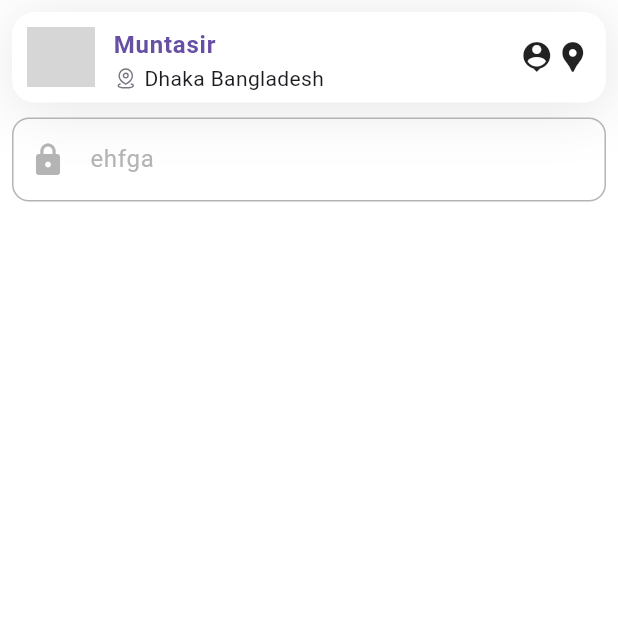
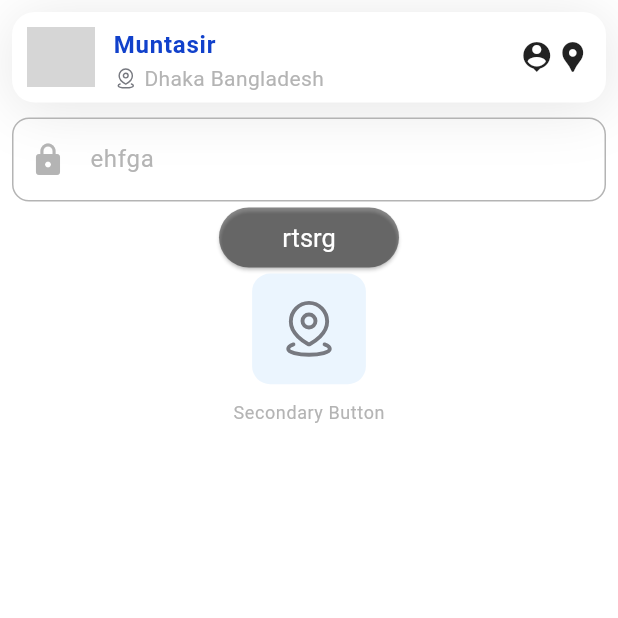
Before and after one commit to backbencherstudio/car_wash_sxgamestv1, a Flutter app: the screen it shows after launch, on a phone screen of 412 x 824 dp, the top half of it. Run offline on Flutter 3.47's test engine with Material 3 defaults, Android fonts, the phone set to English and light mode, and no system bars; our stand-ins replace flutter_screenutil, flutter_svg, go_router, google_fonts; network calls fail; grey boxes are pictures that could not be loaded.

Commit message:
Add buttons

```diff
--- /dev/null
+++ b/lib/core/theme/part/elevated_button_theme.dart
@@ -0,0 +1,23 @@
+import 'package:car_wash/core/theme/theme_extension/app_colors.dart';
+import 'package:flutter/material.dart';
+import 'package:flutter_screenutil/flutter_screenutil.dart';
+import 'package:google_fonts/google_fonts.dart';
+
+class AppEvaluatedButtonThemes {
+  AppEvaluatedButtonThemes._();
+
+  //Light mode Evaluated Button Theme
+  static final evaluatedButtonTheme = ElevatedButtonThemeData(
+    style: ElevatedButton.styleFrom(
+      shape: RoundedRectangleBorder(borderRadius: BorderRadius.circular(12.r)),
+      foregroundColor: AppColors.onPrimary,
+      backgroundColor: AppColors.primary,
+      textStyle: GoogleFonts.roboto(
+        textStyle: TextStyle(fontSize: 18.sp),
+        color: AppColors.onPrimary,
+      ),
+
+      padding: EdgeInsets.symmetric(horizontal: 22.w, vertical: 10.h),
+    ),
+  );
+}
--- a/lib/core/theme/theme.dart
+++ b/lib/core/theme/theme.dart
@@ -1,19 +1,18 @@
 import 'package:car_wash/core/theme/part/app_bar_theme.dart';
+import 'package:car_wash/core/theme/part/elevated_button_theme.dart';
 import 'package:car_wash/core/theme/part/input_decoration_theme.dart';
 import 'package:car_wash/core/theme/theme_extension/app_colors.dart';
 import 'package:flutter/material.dart';
 
-
-class AppTheme{
+class AppTheme {
   AppTheme._();
   static ThemeData lightTheme = ThemeData(
     inputDecorationTheme: AppInputDecorationTheme.inputDecorationTheme,
     scaffoldBackgroundColor: AppColors.onPrimary,
-    appBarTheme: AppAppBarTheme.lightAppBarTheme
+    appBarTheme: AppAppBarTheme.lightAppBarTheme,
+    elevatedButtonTheme: AppEvaluatedButtonThemes.evaluatedButtonTheme,
     //textTheme: AppTextTheme.lightTextTheme,
-
+    colorScheme: AppColors.lightColorScheme,
   );
-  static ThemeData darkTheme = ThemeData(
-
-  );
+  static ThemeData darkTheme = ThemeData();
 }
--- a/lib/core/theme/theme_extension/app_colors.dart
+++ b/lib/core/theme/theme_extension/app_colors.dart
@@ -1,7 +1,7 @@
 import 'package:flutter/material.dart';
 
 class AppColors {
-  ColorScheme lightColorScheme = ColorScheme(
+  static ColorScheme lightColorScheme = ColorScheme(
     brightness: Brightness.light,
     primary: Color(0xff1141CB),
     onPrimary: Color(0xffFFFFFF),
@@ -9,7 +9,7 @@ class AppColors {
     onSecondary: Color(0xffB4B4B4),
     error: Color(0xffEB3D4D),
     onError: Color(0xffFFFFFF),
-    surface: Color(0xff1141CB).withOpacity(0.08),
+    surface: Color(0xff007CF0).withOpacity(0.08),
     onSurface: Color(0xffB4B4B4),
   );
   static const Color primary = Color(0xff1141CB);
--- a/lib/core/utils/utils.dart
+++ b/lib/core/utils/utils.dart
@@ -14,7 +14,7 @@ class Utils {
     required BuildContext context,
   }) {
     TextTheme textTheme = Theme.of(context).textTheme;
-    ColorScheme colorScheme =Theme.of(context).colorScheme;
+    ColorScheme colorScheme = Theme.of(context).colorScheme;
     return Container(
       height: 64.h,
       padding: EdgeInsets.all(10.w),
@@ -58,7 +58,10 @@ class Utils {
                 if (title != null)
                   Text(
                     title,
-                    style: textTheme.bodyLarge!.copyWith(fontWeight: FontWeight.w600,color: colorScheme.primary),
+                    style: textTheme.bodyLarge!.copyWith(
+                      fontWeight: FontWeight.w600,
+                      color: colorScheme.primary,
+                    ),
                   ),
                 if (subtitle != null)
                   Row(
@@ -74,7 +77,9 @@ class Utils {
                         ),
                       Text(
                         subtitle,
-                        style: textTheme.bodyMedium!.copyWith(color: colorScheme.onSurface)
+                        style: textTheme.bodyMedium!.copyWith(
+                          color: colorScheme.onSurface,
+                        ),
                       ),
                     ],
                   ),
@@ -89,4 +94,59 @@ class Utils {
       ),
     );
   }
+
+  static Widget primaryButton({
+    required VoidCallback onPressed,
+    required String text,
+    Color? backgroundColor,
+    TextStyle? textStyle,
+    double? height,
+    double? width,
+    BorderRadius? borderRadius,
+  }) {
+    return SizedBox(
+      height: height,
+      width: width ?? double.infinity,
+      child: ElevatedButton(
+        style: ElevatedButton.styleFrom(
+          backgroundColor: backgroundColor,
+          shape: RoundedRectangleBorder(
+            borderRadius: borderRadius ?? BorderRadius.circular(12.r),
+          ),
+        ),
+        onPressed: onPressed,
+        child: Text(text, style: textStyle),
+      ),
+    );
+  }
+
+  static Widget secondaryButton({
+    required VoidCallback onPressed,
+    required String imageAsset,
+    String? buttonName,
+    Color? backgroundColor,
+    TextStyle? textStyle,
+    double? height,
+    double? width,
+    BorderRadius? borderRadius,
+    required BuildContext context,
+  }) {
+    TextTheme textTheme = Theme.of(context).textTheme;
+    ColorScheme colorScheme = Theme.of(context).colorScheme;
+    return Column(
+      children: [
+        Container(
+          height: height ??72.w,
+          width: width??74.w,
+          padding: EdgeInsets.symmetric(horizontal: 16.2.w, vertical: 17.1.h),
+          decoration: BoxDecoration(
+            borderRadius: borderRadius ?? BorderRadius.circular(12),
+            color: backgroundColor ?? colorScheme.surface.withOpacity(0.08),
+          ),
+          child: SvgPicture.asset(imageAsset),
+        ),
+        if (buttonName != null) ...[SizedBox(height: 12.h), Text(buttonName,style: textTheme.bodySmall,)],
+      ],
+    );
+  }
 }
--- a/lib/main.dart
+++ b/lib/main.dart
@@ -26,7 +26,6 @@
           theme: AppTheme.lightTheme,
           routerConfig: RouteConfig().goRouter,
         );
-
       },
     );
   }
--- a/lib/src/feature/splash_screen/splash_screen.dart
+++ b/lib/src/feature/splash_screen/splash_screen.dart
@@ -1,6 +1,7 @@
 import 'package:car_wash/core/constant/icons.dart';
 import 'package:car_wash/core/utils/utils.dart';
 import 'package:flutter/material.dart';
+import 'package:flutter_screenutil/flutter_screenutil.dart';
 
 class SplashScreen extends StatelessWidget {
   const SplashScreen({super.key});
@@ -18,14 +19,12 @@ class SplashScreen extends StatelessWidget {
                     'https://imgcdn.stablediffusionweb.com/2024/3/23/dc1a287c-0eb2-4a27-9a22-075711a0fbcf.jpg',
                 title: 'Muntasir',
                 subtitle: 'Dhaka Bangladesh',
-                subtitlePreIconAsset:AppIcons.locationIcon, context: context,
+                subtitlePreIconAsset: AppIcons.locationIcon,
+                context: context,
                 trailing: [
-                  GestureDetector(
-                    child: Icon(Icons.location_history)
-                  ),GestureDetector(
-                    child: Icon(Icons.location_pin)
-                  ),
-                ]
+                  GestureDetector(child: Icon(Icons.location_history)),
+                  GestureDetector(child: Icon(Icons.location_pin)),
+                ],
               ),
               SizedBox(height: 10),
               TextFormField(
@@ -34,6 +33,19 @@ class SplashScreen extends StatelessWidget {
                   hintText: 'ehfga',
                 ),
               ),
+              Utils.primaryButton(
+                onPressed: () {},
+                text: 'rtsrg',
+                backgroundColor: Colors.black45,
+                width: 120,
+                borderRadius: BorderRadius.circular(50),
+              ),
+              Utils.secondaryButton(
+                onPressed: () {},
+                imageAsset: AppIcons.locationIcon,
+                buttonName: 'Secondary Button',
+                context: context,
+              ),
             ],
           ),
         ),
```
Also changed, not shown: lib/core/theme/theme_extension/text_theme.dart (+4 -11 lines).
